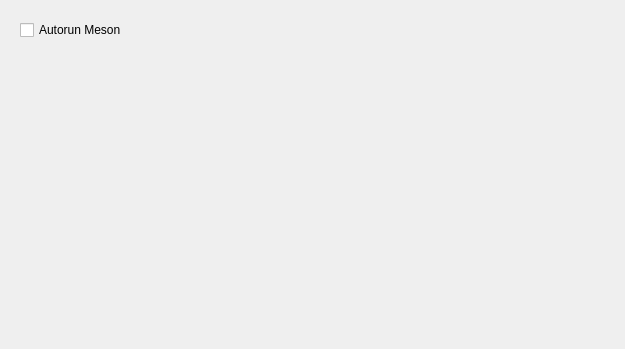
Qt form src/plugins/mesonprojectmanager/Settings/General/generalsettingswidget.ui (jeandet/qt-creator) before a commit.
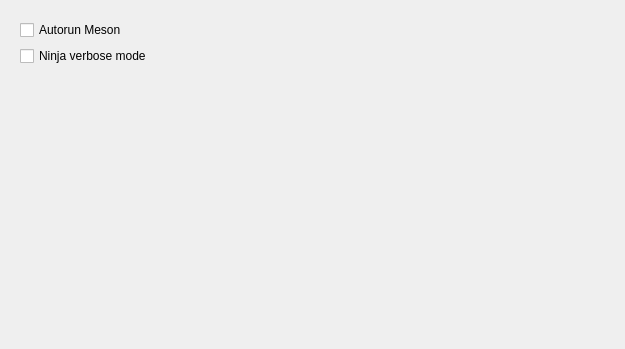
The same form after that commit.

Commit message: Added verbose ninja option

Patch:
```diff
--- a/src/plugins/mesonprojectmanager/Settings/General/generalsettingswidget.ui
+++ b/src/plugins/mesonprojectmanager/Settings/General/generalsettingswidget.ui
@@ -27,6 +27,16 @@
         </property>
        </widget>
       </item>
+      <item>
+       <widget class="QCheckBox" name="verboseNinjaChkBox">
+        <property name="toolTip">
+         <string>Enables verbose mode by default when invoking Ninja.</string>
+        </property>
+        <property name="text">
+         <string>Ninja verbose mode</string>
+        </property>
+       </widget>
+      </item>
      </layout>
     </widget>
    </item>
```
Left out of the diff: 2 changed lines with no effect on the pictures. The commit also changes 25 other files.
